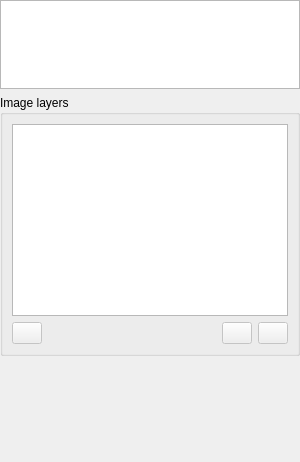
First picture: the form in src/LayersWidget.ui, repository ManiVaultStudio/ImageViewerPlugin, before the edit.
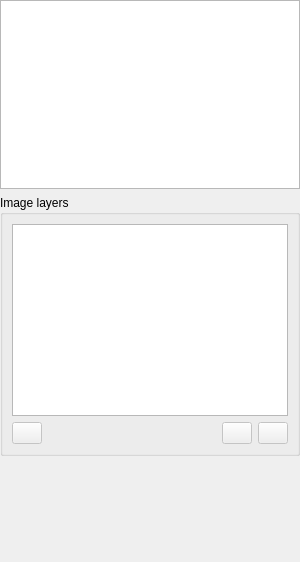
Second picture: the form after the edit. Custom widgets are drawn as their Qt base class.

The edit to the form file:
```diff
--- a/src/LayersWidget.ui
+++ b/src/LayersWidget.ui
@@ -10,7 +10,7 @@
     <x>0</x>
     <y>0</y>
     <width>300</width>
-    <height>462</height>
+    <height>562</height>
    </rect>
   </property>
   <property name="sizePolicy">
```
